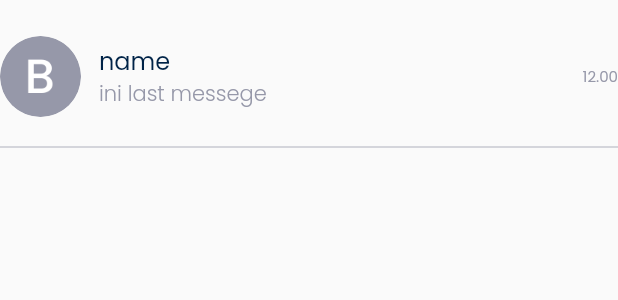
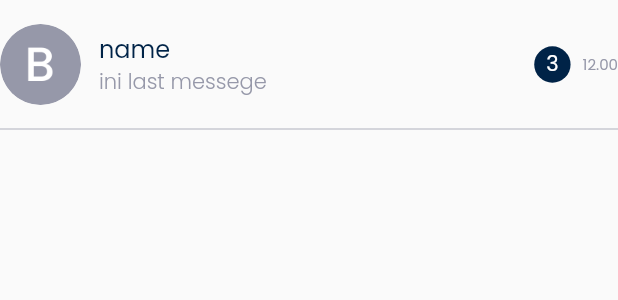
Before and after one commit to ibrahimmm999/Moodly, a Flutter app: the ChatTile widget shown alone on an empty page, opened directly, on a phone screen of 412 x 824 dp. Shown: the top 300 px of the screen. Run offline on Flutter 3.47's test engine with Material 2 defaults, Android fonts, the phone set to English and light mode, and no system bars; our stand-ins replace cloud_firestore, flutter_speed_dial, google_fonts; accounts and stored records are empty.

Commit message:
fix chat admin

```diff
--- a/lib/widgets/chat_tile.dart
+++ b/lib/widgets/chat_tile.dart
@@ -2,11 +2,18 @@ import 'package:flutter/material.dart';
 import 'package:moodly/shared/theme.dart';
 
 class ChatTile extends StatelessWidget {
-  const ChatTile({required this.name, required this.imageUrl, Key? key})
+  const ChatTile(
+      {required this.name,
+      required this.imageUrl,
+      this.isCompleted = false,
+      this.isHelpMessage = false,
+      Key? key})
       : super(key: key);
 
   final String imageUrl;
   final String name;
+  final bool isCompleted;
+  final bool isHelpMessage;
 
   @override
   Widget build(BuildContext context) {
@@ -14,7 +21,7 @@ class ChatTile extends StatelessWidget {
       onTap: () {},
       child: Container(
         margin: const EdgeInsets.only(
-          top: 24,
+          top: 16,
         ),
         child: Column(
           children: [
@@ -47,18 +54,59 @@ class ChatTile extends StatelessWidget {
                           fontWeight: light,
                         ),
                         overflow: TextOverflow.ellipsis,
-                      )
+                      ),
+                      isHelpMessage
+                          ? Material(
+                              color:
+                                  isCompleted ? secondaryColor : primaryColor,
+                              borderRadius:
+                                  BorderRadius.circular(defaultRadius),
+                              child: InkWell(
+                                onTap: () {},
+                                borderRadius:
+                                    BorderRadius.circular(defaultRadius),
+                                child: Container(
+                                  padding: const EdgeInsets.all(4),
+                                  child: isCompleted
+                                      ? Text(
+                                          'Completed',
+                                          style:
+                                              whiteText.copyWith(fontSize: 8),
+                                        )
+                                      : Text(
+                                          'Uncompleted',
+                                          style:
+                                              whiteText.copyWith(fontSize: 8),
+                                        ),
+                                ),
+                              ),
+                            )
+                          : const SizedBox(),
                     ],
                   ),
                 ),
-                Text(
-                  '12.00',
-                  style: greyText.copyWith(fontSize: 10),
+                Row(
+                  children: [
+                    Container(
+                      margin: const EdgeInsets.only(right: 8),
+                      padding: const EdgeInsets.all(8),
+                      decoration:
+                          BoxDecoration(shape: BoxShape.circle, color: dark),
+                      child: Text(
+                        '3',
+                        style: whiteText,
+                      ),
+                    ),
+                    Text(
+                      '12.00',
+                      style: greyText.copyWith(fontSize: 10),
+                    ),
+                  ],
                 )
               ],
             ),
             const SizedBox(
-              height: 12,
+              height: 8,
             ),
             Divider(
               thickness: 1,
```
Also changed, not shown: lib/pages_admin/chat_list_admin_page.dart (+49 -10 lines).
